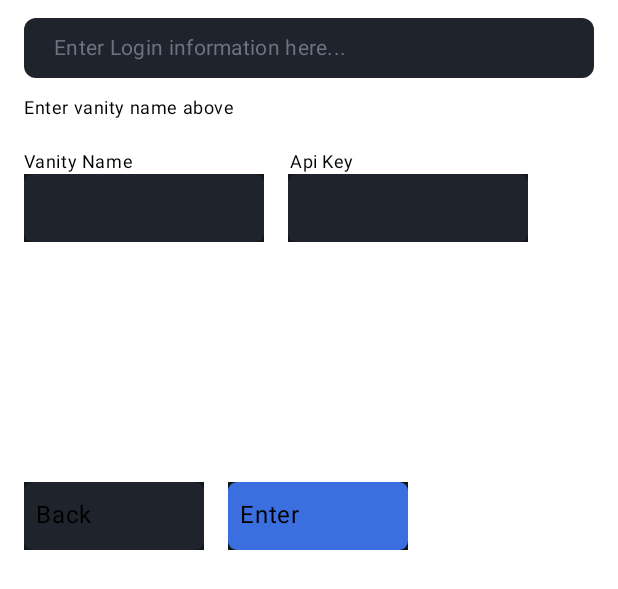
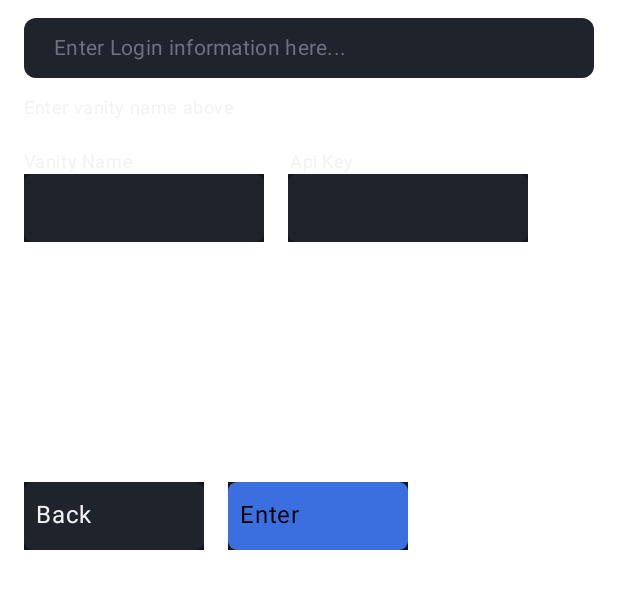
Before and after one commit to Cos229-239/2608_Team01, an Android app built with Jetpack Compose: the @Preview function LogInScreen, on a phone screen of 412 x 824 dp. Shown: the top 589 px of the screen. Run offline under Robolectric (Android 15) with nearby library versions, the light colour scheme and no system bars.

Commit message:
text color changes in login screen

```diff
--- a/AndroidApp/app/src/main/java/com/team01/steamanalyst/screens/LogInScreen.kt
+++ b/AndroidApp/app/src/main/java/com/team01/steamanalyst/screens/LogInScreen.kt
@@ -39,15 +39,15 @@ fun LogInScreen(){
         ) {
             item {
                 Row(horizontalArrangement = Arrangement.spacedBy(2.dp)){
-                    if (gettingName) Text("Enter vanity name above", style = MaterialTheme.typography.bodySmall)
-                    else if (gettingKey) Text("Enter api key above", style = MaterialTheme.typography.bodySmall)
-                    else Text("If this information is correct, press Enter", style = MaterialTheme.typography.bodySmall)
+                    if (gettingName) Text("Enter vanity name above", style = MaterialTheme.typography.bodySmall, color = TextPrimary)
+                    else if (gettingKey) Text("Enter api key above", style = MaterialTheme.typography.bodySmall, color = TextPrimary)
+                    else Text("If this information is correct, press Enter", style = MaterialTheme.typography.bodySmall, color = TextPrimary)
                 }
                 Spacer(Modifier.height(20.dp))
                 Row(horizontalArrangement = Arrangement.spacedBy(2.dp)){
-                    Text("Vanity Name", style = MaterialTheme.typography.bodySmall)
+                    Text("Vanity Name", style = MaterialTheme.typography.bodySmall, color = TextPrimary)
                     Spacer(Modifier.width(100.dp))
-                    Text("Api Key", style = MaterialTheme.typography.bodySmall)
+                    Text("Api Key", style = MaterialTheme.typography.bodySmall, color = TextPrimary)
                 }
                 Row(horizontalArrangement = Arrangement.spacedBy(16.dp)){
                     Box( modifier = Modifier
@@ -62,7 +62,7 @@ fun LogInScreen(){
                         .background(BgInput)
                         .padding(vertical = 10.dp, horizontal = 8.dp))
                     {
-                        Text(vanityName, style = MaterialTheme.typography.bodySmall)
+                        Text(vanityName, style = MaterialTheme.typography.bodySmall, color = Purple40)
                     }
                     Box( modifier = Modifier
                         .background(BgPanel)
@@ -76,7 +76,7 @@ fun LogInScreen(){
                         .background(BgInput)
                         .padding(vertical = 10.dp, horizontal = 8.dp))
                     {
-                        Text(apiKey, style = MaterialTheme.typography.bodySmall)
+                        Text(apiKey, style = MaterialTheme.typography.bodySmall, color = Purple40)
                     }
                 }
                 Spacer(Modifier.height(160.dp))
@@ -90,7 +90,7 @@ fun LogInScreen(){
                         .background(BgInput)
                         .padding(vertical = 10.dp, horizontal = 8.dp))
                     {
-                        Text("Back", style = MaterialTheme.typography.bodyLarge)
+                        Text("Back", style = MaterialTheme.typography.bodyLarge, color = TextPrimary)
                     }
                     Box( modifier = Modifier
                         .background(BgPanel)
```
